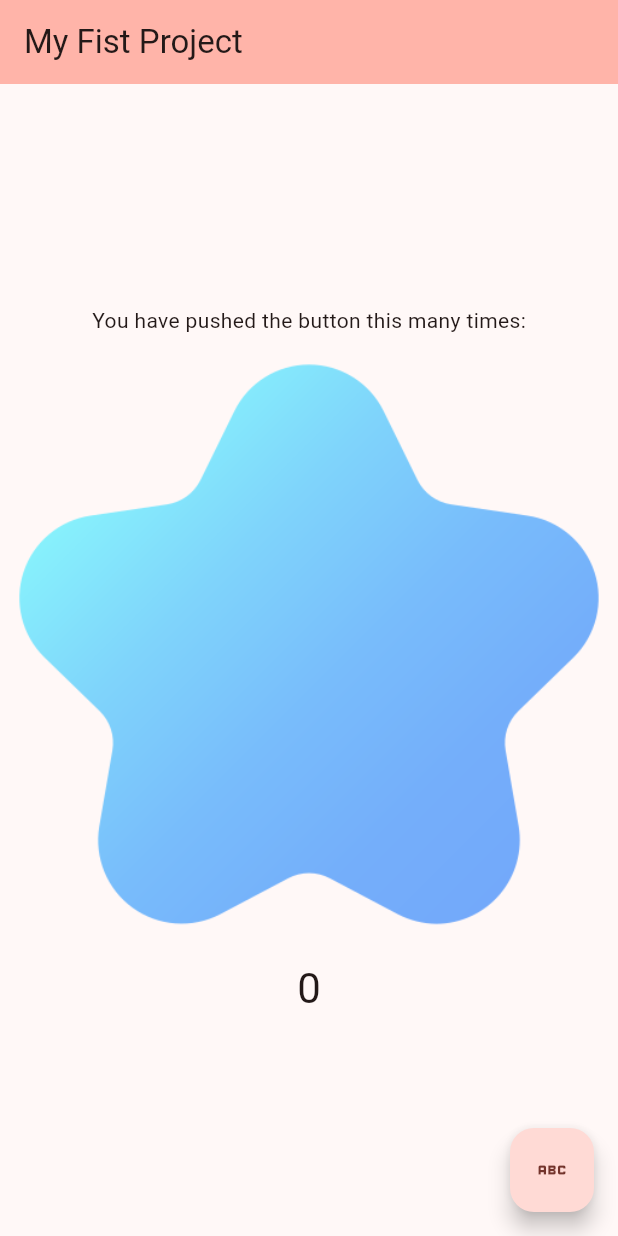
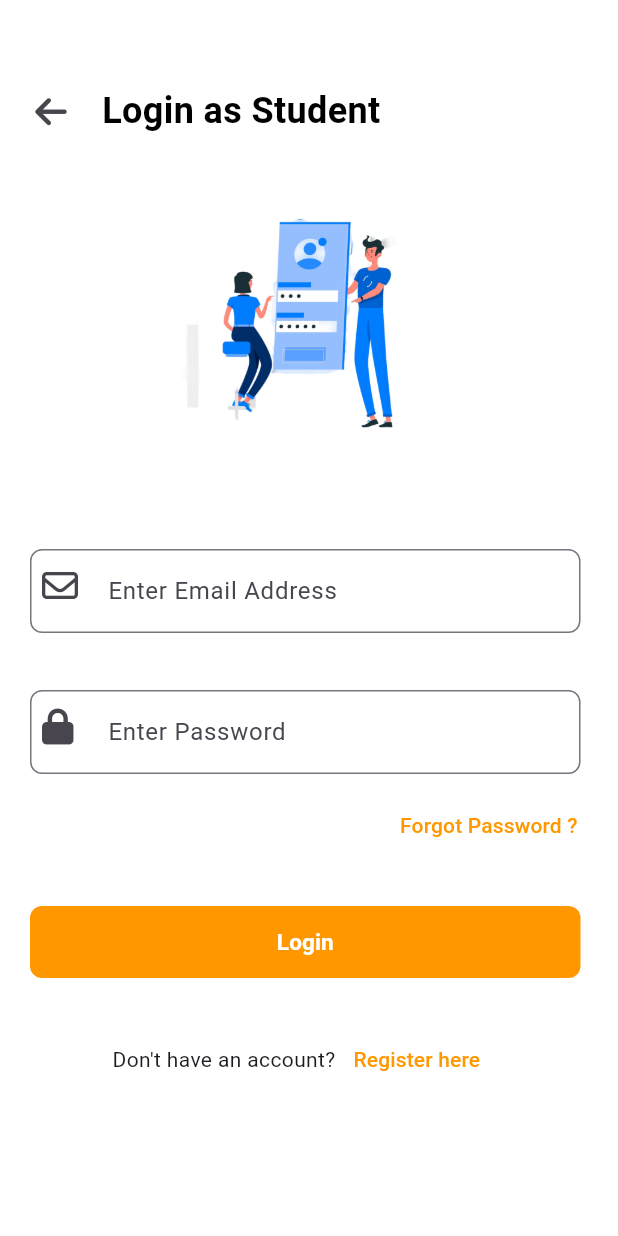
Before and after one commit to AnushkaMishra12/demo_flutter, a Flutter app: the screen it shows after launch, on a phone screen of 412 x 824 dp. Run offline on Flutter 3.47's test engine with Material 3 defaults, Android fonts, the phone set to English and light mode, and no system bars; our stand-ins replace font_awesome_flutter, get.

Commit message:
initial commit

```diff
--- a/lib/main.dart
+++ b/lib/main.dart
@@ -1,4 +1,8 @@
+import 'package:demo_flutter/screens/auth/view/Dash/DashBoard.dart';
+import 'package:demo_flutter/screens/auth/view/SignUp/SIgnUp.dart';
+import 'package:demo_flutter/screens/auth/view/login/LoginScreen.dart';
 import 'package:flutter/material.dart';
+import 'package:get/get_navigation/src/root/get_material_app.dart';
 
 void main() {
   runApp(const MyApp());
@@ -7,121 +11,20 @@ void main() {
 class MyApp extends StatelessWidget {
   const MyApp({super.key});
 
-  // This widget is the root of your application.
   @override
   Widget build(BuildContext context) {
-    return MaterialApp(
-      title: 'Flutter Demo',
+    return GetMaterialApp(
       theme: ThemeData(
-        // This is the theme of your application.
-        //
-        // TRY THIS: Try running your application with "flutter run". You'll see
-        // the application has a purple toolbar. Then, without quitting the app,
-        // try changing the seedColor in the colorScheme below to Colors.green
-        // and then invoke "hot reload" (save your changes or press the "hot
-        // reload" button in a Flutter-supported IDE, or press "r" if you used
-        // the command line to start the app).
-        //
-        // Notice that the counter didn't reset back to zero; the application
-        // state is not lost during the reload. To reset the state, use hot
-        // restart instead.
-        //
-        // This works for code too, not just values: Most code changes can be
-        // tested with just a hot reload.
-        colorScheme: ColorScheme.fromSeed(seedColor: Colors.red),
-        useMaterial3: true,
-      ),
-      home: const MyHomePage(title: 'My Fist Project'),
+          // colorScheme: ColorScheme.fromSeed(seedColor: Colors.white),
+          // useMaterial3: true,
+          ),
+      debugShowCheckedModeBanner: false,
+      title: 'flutter_demo',
+      home: const LoginScreen(),
+      routes: {
+        '/dashRoutes': (context) => const DashBoard(),
+        '/signUpRoutes': (context) => const SignUp(),
+      },
     );
   }
 }
-
-class MyHomePage extends StatefulWidget {
-  const MyHomePage({super.key, required this.title});
-
-  // This widget is the home page of your application. It is stateful, meaning
-  // that it has a State object (defined below) that contains fields that affect
-  // how it looks.
-
-  // This class is the configuration for the state. It holds the values (in this
-  // case the title) provided by the parent (in this case the App widget) and
-  // used by the build method of the State. Fields in a Widget subclass are
-  // always marked "final".
-
-  final String title;
-
-  @override
-  State<MyHomePage> createState() => _MyHomePageState();
-}
-
-class _MyHomePageState extends State<MyHomePage> {
-  int _counter = 0;
-
-  void _incrementCounter() {
-    setState(() {
-      // This call to setState tells the Flutter framework that something has
-      // changed in this State, which causes it to rerun the build method below
-      // so that the display can reflect the updated values. If we changed
-      // _counter without calling setState(), then the build method would not be
-      // called again, and so nothing would appear to happen.
-      _counter++;
-    });
-  }
-
-  @override
-  Widget build(BuildContext context) {
-    // This method is rerun every time setState is called, for instance as done
-    // by the _incrementCounter method above.
-    //
-    // The Flutter framework has been optimized to make rerunning build methods
-    // fast, so that you can just rebuild anything that needs updating rather
-    // than having to individually change instances of widgets.
-    return Scaffold(
-      appBar: AppBar(
-        // TRY THIS: Try changing the color here to a specific color (to
-        // Colors.amber, perhaps?) and trigger a hot reload to see the AppBar
-        // change color while the other colors stay the same.
-        backgroundColor: Theme.of(context).colorScheme.inversePrimary,
-        // Here we take the value from the MyHomePage object that was created by
-        // the App.build method, and use it to set our appbar title.
-        title: Text(widget.title),
-      ),
-      body: Center(
-        // Center is a layout widget. It takes a single child and positions it
-        // in the middle of the parent.
-        child: Column(
-          // Column is also a layout widget. It takes a list of children and
-          // arranges them vertically. By default, it sizes itself to fit its
-          // children horizontally, and tries to be as tall as its parent.
-          //
-          // Column has various properties to control how it sizes itself and
-          // how it positions its children. Here we use mainAxisAlignment to
-          // center the children vertically; the main axis here is the vertical
-          // axis because Columns are vertical (the cross axis would be
-          // horizontal).
-          //
-          // TRY THIS: Invoke "debug painting" (choose the "Toggle Debug Paint"
-          // action in the IDE, or press "p" in the console), to see the
-          // wireframe for each widget.
-          mainAxisAlignment: MainAxisAlignment.center,
-          children: <Widget>[
-            const Text(
-              'You have pushed the button this many times:',
-            ),
-            Image.asset('assets/images/star_6570043.png'), // Display the image
-            SizedBox(height: 5),
-            Text(
-              '$_counter',
-              style: Theme.of(context).textTheme.headlineMedium,
-            ),
-          ],
-        ),
-      ),
-      floatingActionButton: FloatingActionButton(
-        onPressed: _incrementCounter,
-        tooltip: 'Increment',
-        child: const Icon(Icons.abc_outlined),
-      ), // This trailing comma makes auto-formatting nicer for build methods.
-    );
-  }
-}
--- /dev/null
+++ b/lib/screens/auth/view/Dash/DashController.dart
@@ -0,0 +1,3 @@
+import 'package:get/get_state_manager/get_state_manager.dart';
+
+class DashController extends GetxController {}
--- /dev/null
+++ b/lib/screens/auth/view/SignUp/SignUpController.dart
@@ -0,0 +1,3 @@
+import 'package:get/get.dart';
+
+class SignUpController extends GetxController {}
--- /dev/null
+++ b/lib/screens/auth/view/login/LoginController.dart
@@ -0,0 +1,29 @@
+import 'package:flutter/material.dart';
+import 'package:get/get.dart';
+
+class LoginController extends GetxController {
+  final usernameController = TextEditingController(text: '');
+  final passwordController = TextEditingController(text: '');
+
+  var dataList = <String>["abc", "abc 2", "abc 3"];
+  static LoginController get to => Get.find();
+  Future<bool> login() async {
+    await Future.delayed(
+        const Duration(seconds: 2)); // Simulating network delay
+    String username = usernameController.text;
+    String password = passwordController.text;
+
+    if (username == 'user' && password == 'password') {
+      return true; // Successful login
+    } else {
+      return false; // Failed login
+    }
+  }
+
+  @override
+  void onClose() {
+    usernameController.dispose();
+    passwordController.dispose();
+    super.onClose();
+  }
+}
--- /dev/null
+++ b/lib/screens/auth/view/login/LoginScreen.dart
@@ -0,0 +1,160 @@
+import 'package:flutter/material.dart';
+import 'package:font_awesome_flutter/font_awesome_flutter.dart';
+import 'package:get/get.dart';
+import 'LoginController.dart';
+
+class LoginScreen extends StatelessWidget {
+  const LoginScreen({super.key});
+
+  @override
+  Widget build(BuildContext context) {
+    return GetBuilder<LoginController>(
+      init: Get.put(LoginController()),
+      builder: (controller) {
+        return Scaffold(
+          backgroundColor: Colors.white,
+          body: SingleChildScrollView(
+            child: Padding(
+              padding: const EdgeInsets.only(
+                  top: 50, left: 10, right: 15, bottom: 10),
+              child: Column(
+                mainAxisAlignment: MainAxisAlignment.spaceEvenly,
+                children: <Widget>[
+                  Row(
+                    children: [
+                      IconButton(
+                        icon: const FaIcon(FontAwesomeIcons.arrowLeft),
+                        onPressed: () {},
+                      ),
+                      Container(
+                        margin: const EdgeInsets.only(left: 10),
+                        child: const Text(
+                          'Login as Student',
+                          style: TextStyle(
+                            fontSize: 24,
+                            fontWeight: FontWeight.bold,
+                            color: Colors.black,
+                          ),
+                        ),
+                      ),
+                    ],
+                  ),
+                  Container(
+                    margin: const EdgeInsets.all(20),
+                    child: Image.asset(
+                      'assets/images/img_1.png',
+                      height: 200,
+                    ),
+                  ),
+                  const SizedBox(height: 18),
+                  Container(
+                    margin: const EdgeInsets.all(10),
+                    child: Center(
+                      child: TextFormField(
+                        decoration: InputDecoration(
+                          labelText: 'Enter Email Address',
+                          prefixIcon: const Padding(
+                            padding: EdgeInsets.all(8.0),
+                            child: FaIcon(FontAwesomeIcons.envelope),
+                          ),
+                          border: OutlineInputBorder(
+                            borderRadius: BorderRadius.circular(8.0),
+                          ),
+                        ),
+                      ),
+                    ),
+                  ),
+                  const SizedBox(height: 18),
+                  Container(
+                    margin: const EdgeInsets.all(10),
+                    child: Center(
+                      child: TextFormField(
+                        obscureText: true,
+                        decoration: InputDecoration(
+                          labelText: 'Enter Password',
+                          prefixIcon: const Padding(
+                            padding: EdgeInsets.all(8.0),
+                            child: FaIcon(FontAwesomeIcons.lock),
+                          ),
+                          border: OutlineInputBorder(
+                            borderRadius: BorderRadius.circular(8.0),
+                          ),
+                        ),
+                      ),
+                    ),
+                  ),
+                  Align(
+                    alignment: Alignment.topRight,
+                    child: TextButton(
+                      onPressed: () {},
+                      child: const Text(
+                        'Forgot Password ?',
+                        style: TextStyle(color: Colors.orange),
+                      ),
+                    ),
+                  ),
+                  const SizedBox(height: 20),
+                  // ElevatedButton(
+                  //     onPressed: () {
+                  //       Navigator.pushNamed(context, '/dashRoutes');
+                  //     },
+                  //     style: ElevatedButton.styleFrom(
+                  //       padding: const EdgeInsets.symmetric(
+                  //           horizontal: 50, vertical: 15),
+                  //       textStyle: const TextStyle(
+                  //         fontSize: 16,
+                  //         fontWeight: FontWeight.bold,
+                  //       ),
+                  //     ),
+                  //     child: const Text('Login')),
+                  Container(
+                    margin: const EdgeInsets.all(10),
+                    decoration: BoxDecoration(
+                        borderRadius: BorderRadius.circular(8),
+                        color: Colors.orange),
+                    child: TextButton(
+                      child: const Center(
+                        child: Text(
+                          'Login',
+                          style: TextStyle(
+                              color: Colors.white,
+                              fontSize: 15,
+                              fontWeight: FontWeight.bold),
+                        ),
+                      ),
+                      onPressed: () {
+                        Navigator.pushNamed(context, '/dashRoutes');
+                      },
+                    ),
+                  ),
+                  const SizedBox(height: 20),
+                  Center(
+                    child: Align(
+                      alignment: Alignment.bottomCenter,
+                      child: Row(
+                        mainAxisAlignment: MainAxisAlignment.center,
+                        children: <Widget>[
+                          const Text("Don't have an account?"),
+                          TextButton(
+                            onPressed: () {
+                              Navigator.pushNamed(context, '/signUpRoutes');
+                            },
+                            child: const Text(
+                              'Register here',
+                              style: TextStyle(color: Colors.orange),
+                            ),
+                          ),
+                        ],
+                      ),
+                    ),
+                  ),
+                  const SizedBox(height: 123),
+                ],
+              ),
+            ),
+          ),
+        );
+      },
+    );
+  }
+}
```
Also changed, not shown: lib/screens/auth/view/Dash/DashBoard.dart (added, +180 -0 lines), lib/screens/auth/view/SignUp/SIgnUp.dart (added, +51 -0 lines), lib/widgets/rectangle_button.dart (added, +20 -0 lines), pubspec.yaml (+7 -14 lines), assets/images/img.png (added), assets/images/img_1.png (added), assets/svg/arrow_small_left.svg (added), assets/svg/icon.svg (added), pubspec.lock.
